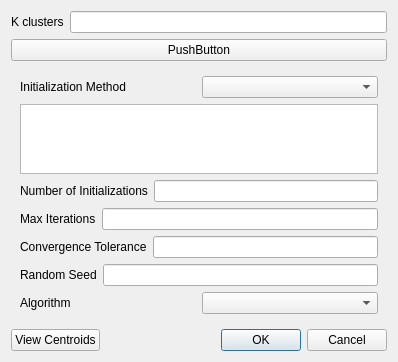
Old version of the form src/wiser/gui/ui_files/kmeans_dialog.ui in the repository Ehlmann-research-group/WISER.
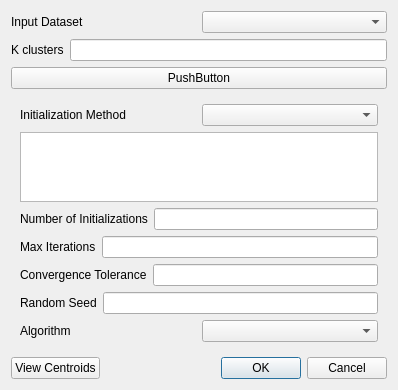
New version of the form.

Commit message: feat: K means can now be run in wiser, but centroids are not showable

Patch:
```diff
--- a/src/wiser/gui/ui_files/kmeans_dialog.ui
+++ b/src/wiser/gui/ui_files/kmeans_dialog.ui
@@ -13,7 +13,21 @@
   <property name="windowTitle">
    <string>K-means Dialog</string>
   </property>
-  <layout class="QVBoxLayout" name="verticalLayout" stretch="0,0,1,0,0">
+  <layout class="QVBoxLayout" name="verticalLayout" stretch="0,0,0,1,0,0">
+   <item>
+    <layout class="QHBoxLayout" name="hlayout_input_dataset">
+     <item>
+      <widget class="QLabel" name="lbl_input_dataset">
+       <property name="text">
+        <string>Input Dataset</string>
+       </property>
+      </widget>
+     </item>
+     <item>
+      <widget class="QComboBox" name="cbox_input_dataset"/>
+     </item>
+    </layout>
+   </item>
    <item>
     <layout class="QHBoxLayout" name="hlayout_k_clusters">
      <item>
```
The commit also changes 1 other file.
